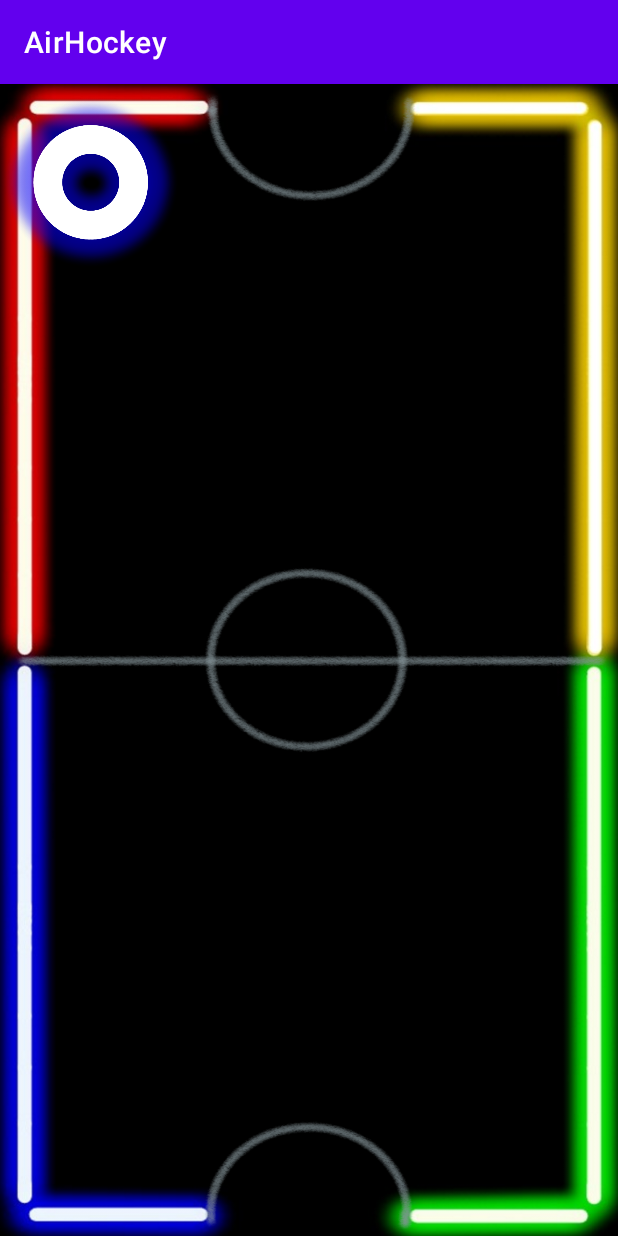
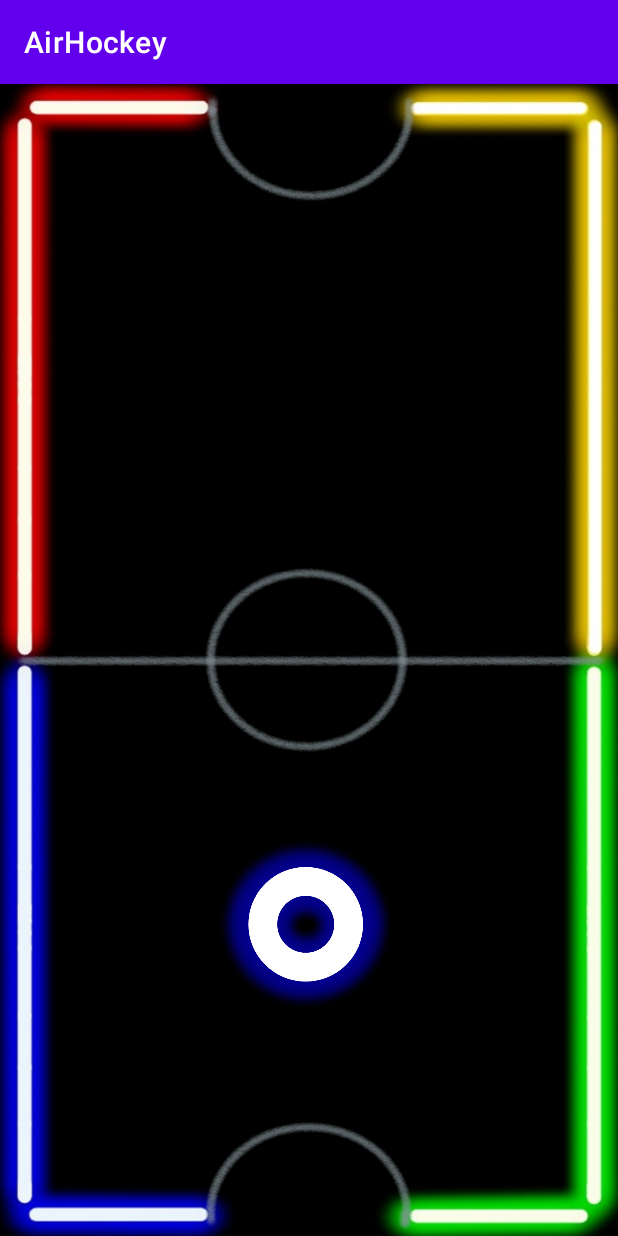
Before and after one commit to UlpDerMenschlicheDeserialisierer/AirHockey, an Android app: the Pitch screen opened directly, with no data from a screen before it, on a phone screen of 412 x 824 dp. Run offline under Robolectric (Android 15) with nearby library versions, the phone set to English and light mode, and no system bars.

Commit message:
task (pitch): add move funktion player1

```diff
--- a/app/src/main/res/layout/pitch.xml
+++ b/app/src/main/res/layout/pitch.xml
@@ -2,16 +2,20 @@
 <androidx.constraintlayout.widget.ConstraintLayout xmlns:android="http://schemas.android.com/apk/res/android"
     xmlns:app="http://schemas.android.com/apk/res-auto"
     xmlns:tools="http://schemas.android.com/tools"
+    android:id="@+id/pitchlayout"
     android:layout_width="match_parent"
     android:layout_height="match_parent"
     android:background="@drawable/field"
     tools:context=".Pitch">
 
     <ImageView
-        android:id="@+id/imageView2"
+        android:id="@+id/imageViewPlayer1"
         android:layout_width="125dp"
         android:layout_height="125dp"
-        app:srcCompat="@drawable/skinblue"
-        tools:layout_editor_absoluteX="143dp"
-        tools:layout_editor_absoluteY="461dp" />
+        app:layout_constraintBottom_toBottomOf="parent"
+        app:layout_constraintEnd_toEndOf="parent"
+        app:layout_constraintStart_toStartOf="parent"
+        app:layout_constraintTop_toTopOf="parent"
+        app:layout_constraintVertical_bias="0.77"
+        app:srcCompat="@drawable/skinblue" />
 </androidx.constraintlayout.widget.ConstraintLayout>
```
Also changed, not shown: app/src/main/java/com/example/airhockey/Pitch.java (+47 -0 lines).
